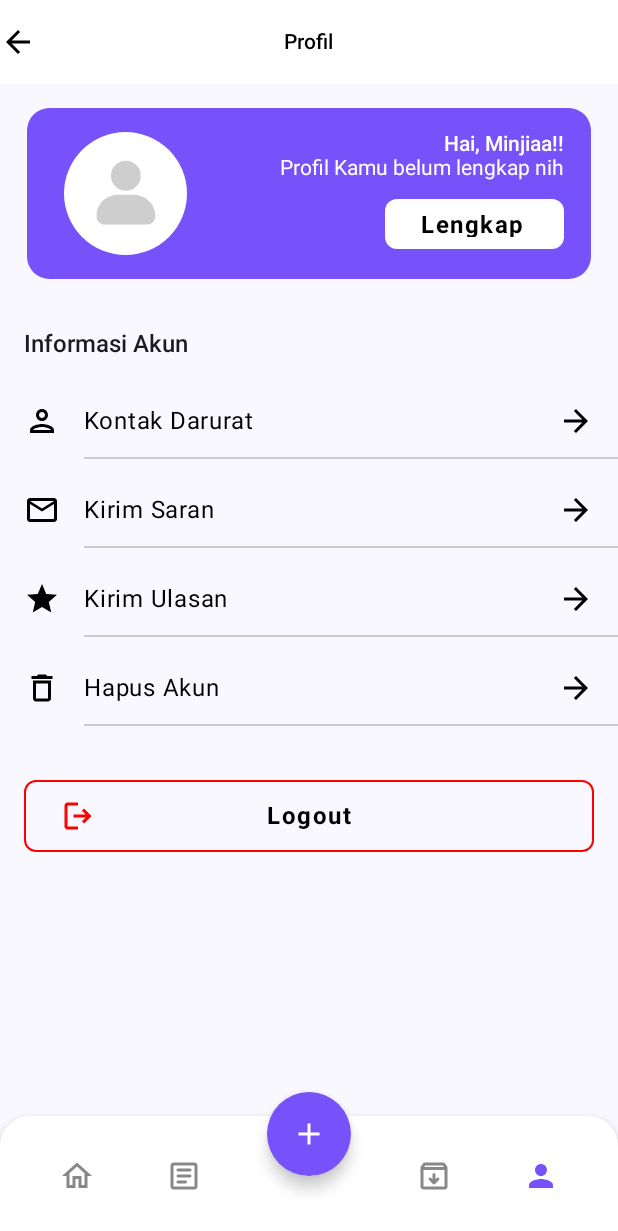
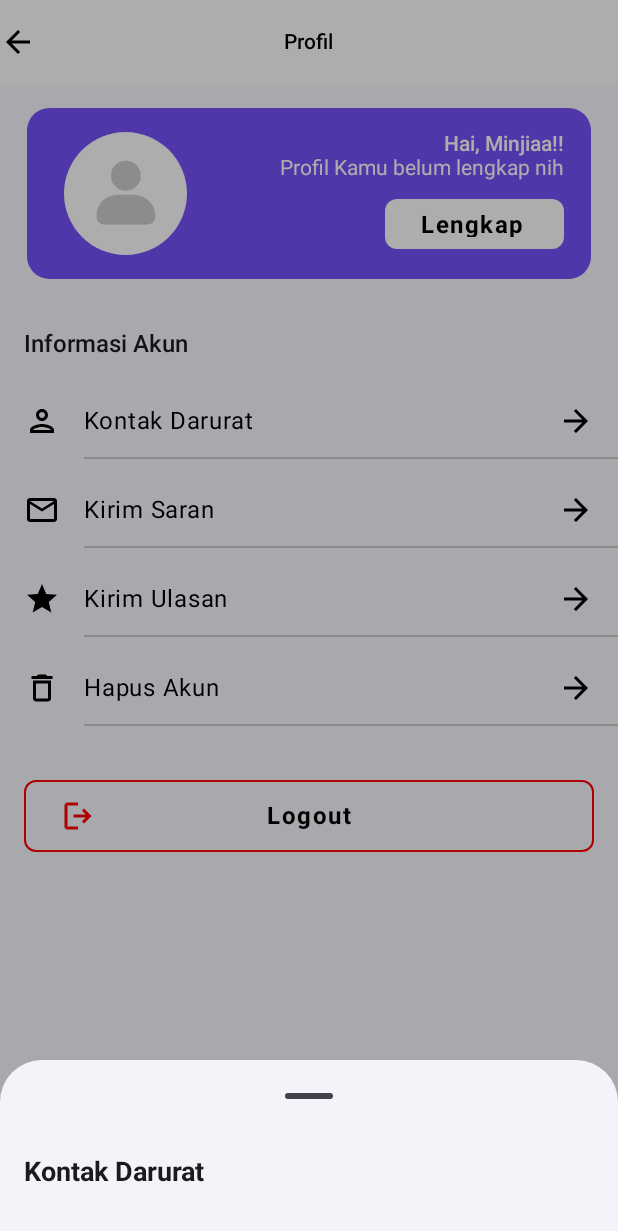
Before and after one commit to C242-PS169-Capstone/MD-Repository, an Android app built with Jetpack Compose: the ProfileScreen screen opened through its navigation route, after a tap on "Kontak Darurat", on a phone screen of 412 x 824 dp. Shown: the top 1231 px of the screen. Run offline under Robolectric (Android 15) with nearby library versions, the phone set to English and light mode, and no system bars; our stand-ins replace Firebase (no records; nobody signed in at launch, a user with empty details on screens opened directly); Roboto replaces fonts that are not available here.

Commit message:
add Pop up in profile page

```diff
--- a/app/src/main/java/com/herehearteam/herehear/ui/screens/profile/ProfileScreen.kt
+++ b/app/src/main/java/com/herehearteam/herehear/ui/screens/profile/ProfileScreen.kt
@@ -7,6 +7,7 @@ import androidx.compose.foundation.background
 import androidx.compose.foundation.layout.Arrangement
 import androidx.compose.foundation.layout.Box
 import androidx.compose.foundation.layout.Column
+import androidx.compose.foundation.layout.ColumnScope
 import androidx.compose.foundation.layout.Row
 import androidx.compose.foundation.layout.Spacer
 import androidx.compose.foundation.layout.fillMaxHeight
@@ -23,12 +24,16 @@ import androidx.compose.material.icons.outlined.Delete
 import androidx.compose.material.icons.outlined.MailOutline
 import androidx.compose.material.icons.outlined.Person
 import androidx.compose.material.icons.outlined.Star
+import androidx.compose.material3.ExperimentalMaterial3Api
+import androidx.compose.material3.ModalBottomSheet
 import androidx.compose.material3.Scaffold
 import androidx.compose.material3.Surface
 import androidx.compose.material3.Text
+import androidx.compose.material3.rememberModalBottomSheetState
 import androidx.compose.runtime.Composable
 import androidx.compose.runtime.collectAsState
 import androidx.compose.runtime.getValue
+import androidx.compose.runtime.mutableStateOf
 import androidx.compose.runtime.rememberCoroutineScope
 import androidx.compose.ui.Alignment
 import androidx.compose.ui.Modifier
@@ -45,11 +50,9 @@ import androidx.compose.ui.unit.sp
 import androidx.lifecycle.viewmodel.compose.viewModel
 import androidx.navigation.NavHostController
 import androidx.navigation.compose.rememberNavController
-import com.herehearteam.herehear.ui.components.BottomNavigationBar
 import com.herehearteam.herehear.ui.components.CustomTopAppBar
 import com.herehearteam.herehear.ui.theme.ColorPrimary
 import com.herehearteam.herehear.ui.theme.HereHearTheme
-//import coil.compose.rememberAsyncImagePainter
 import com.herehearteam.herehear.R
 import com.herehearteam.herehear.navigation.Screen
 import com.herehearteam.herehear.ui.components.CustomButtonFilled
@@ -57,6 +60,8 @@ import com.herehearteam.herehear.ui.components.CustomButtonOutlined
 import com.herehearteam.herehear.ui.components.LocalGoogleAuthUiClient
 import com.herehearteam.herehear.ui.components.ProfileOptionComponent
 import kotlinx.coroutines.launch
+import androidx.compose.runtime.remember
+import androidx.compose.runtime.setValue
 
 @Composable
 fun Container(
@@ -83,7 +88,6 @@ fun Container(
                 // Konten pertama
                 Image(
                     painter = if (photoProfile != null) {
-//                        rememberAsyncImagePainter(model = photoProfile)
                         painterResource(id = R.drawable.avatar)
                     } else {
                         painterResource(id = R.drawable.avatar)
@@ -157,11 +161,45 @@ fun Container(
                             backgroundColor = Color.White,
                             textColor = Color.Black,
                             height = Dp(33.49f),
-//                            contentPadding = 8.dp,
                         )
                     }
                 }
             }
+        }
+    }
+}
+@OptIn(ExperimentalMaterial3Api::class)
+@Composable
+fun PopUp(
+    isOpen: Boolean,
+    onDismiss: () -> Unit,
+    title: String? = null,
+    content: @Composable (ColumnScope.() -> Unit)? = null
+) {
+    val sheetState = rememberModalBottomSheetState()
+
+    ModalBottomSheet(
+        onDismissRequest = { onDismiss() },
+        sheetState = sheetState,
+        modifier = Modifier.fillMaxWidth()
+    ) {
+        Column(
+            modifier = Modifier
+                .padding(16.dp)
+                .fillMaxWidth()
+        ) {
+            title?.let {
+                Text(
+                    text = it,
+                    style = TextStyle(
+                        fontWeight = FontWeight.Bold,
+                        fontSize = 18.sp
+                    ),
+                    modifier = Modifier.padding(bottom = 16.dp)
+                )
+            }
+
+            content?.invoke(this)
         }
     }
 }
@@ -174,6 +212,9 @@ fun ListOfOption(){
             .padding(bottom = 36.dp),
         verticalArrangement = Arrangement.Top
     ){
+        var isSheetEmergencyContactOpen by remember { mutableStateOf(false) }
+        var isSheetDeleteAccountOpen by remember { mutableStateOf(false) }
+
         Box(modifier = Modifier
             .padding(horizontal = 16.dp)){
             Text(
@@ -190,8 +231,18 @@ fun ListOfOption(){
         ProfileOptionComponent(
             icon = Icons.Outlined.Person,
             title = "Kontak Darurat",
-            onClick = { }
+            onClick = { isSheetEmergencyContactOpen = true}
         )
+
+        if (isSheetEmergencyContactOpen) {
+           PopUp(
+               isOpen = isSheetEmergencyContactOpen,
+               onDismiss = { isSheetEmergencyContactOpen = false },
+               title = "Kontak Darurat"
+           ){
+               // isi pop up
+           }
+        }
 
         Spacer(Modifier.height(10.dp))
 
@@ -214,8 +265,18 @@ fun ListOfOption(){
         ProfileOptionComponent(
             icon = Icons.Outlined.Delete,
             title = "Hapus Akun",
-            onClick = { }
+            onClick = { isSheetDeleteAccountOpen = true }
         )
+
+        if (isSheetDeleteAccountOpen) {
+            PopUp(
+                isOpen = isSheetDeleteAccountOpen,
+                onDismiss = { isSheetDeleteAccountOpen = false },
+                title = "Hapus Akun"
+            ){
+                // isi pop up
+            }
+        }
     }
 }
 
@@ -237,9 +298,6 @@ fun ProfileScreen(
                     icon = Icons.Filled.ArrowBack,
                 )
         },
-//        bottomBar = {
-//            BottomNavigationBar(navController = navController)
-//        }
     ) { innerPadding ->
         // Konten Halaman Profil
         Box(modifier = Modifier.padding(innerPadding)) {
@@ -278,7 +336,6 @@ fun ProfileScreen(
                         textColor = Color.Black,
                         iconColor = Color.Red,
                         outlineColor = Color.Red,
-//                        contentPadding = 14.dp
                         )
                 }
 
```
